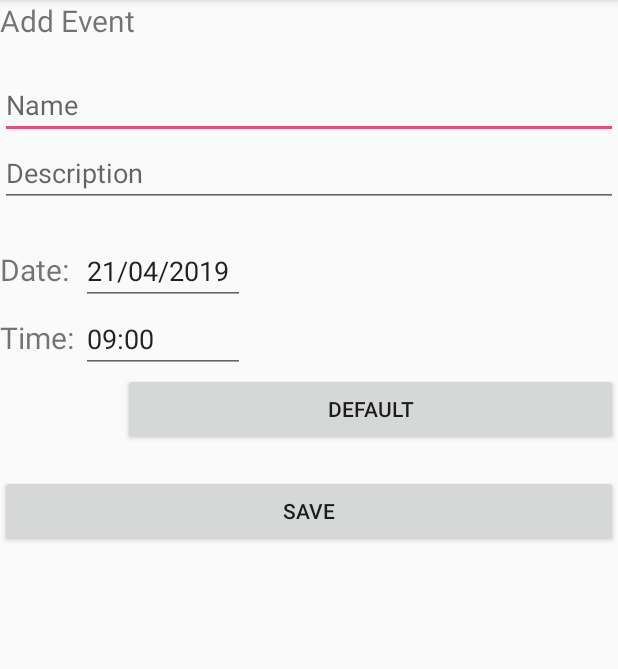
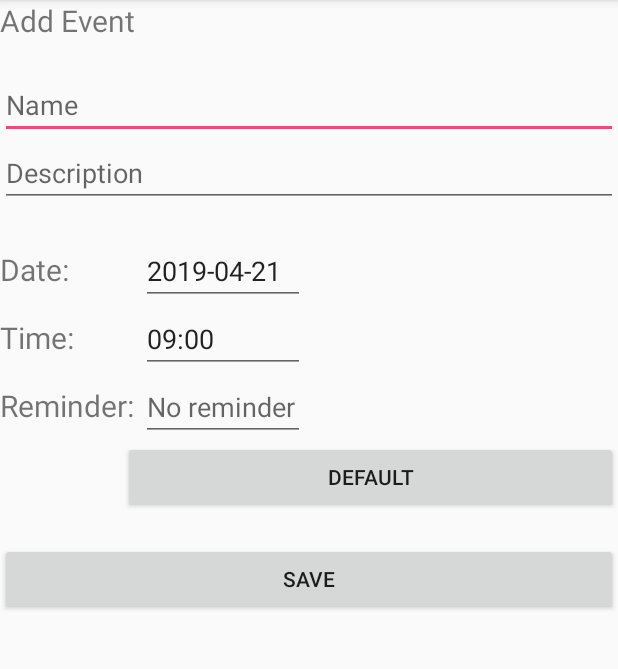
Before and after one commit to jonizei/MyCalendarApp, an Android app: the screen it shows after launch (EventActivity), after a tap on "ADD EVENT", on a phone screen of 412 x 824 dp, the part 84-753 px from its top. Run offline under Robolectric (Android 15) with nearby library versions, the phone set to English and light mode, and no system bars.

Commit message:
User can set reminders

```diff
--- a/app/src/main/AndroidManifest.xml
+++ b/app/src/main/AndroidManifest.xml
@@ -18,6 +18,12 @@
         </activity>
         <activity android:name=".EventActivity" />
         <activity android:name=".EventListActivity" />
+        <receiver android:name=".MyReminderReceiver"
+            android:enabled="true"
+            android:exported="false" />
+        <service android:name=".MyReminderService"
+            android:exported="false"
+            android:permission="android.permission.BIND_JOB_SERVICE" />
     </application>
 
 </manifest>
--- a/app/src/main/java/fi/tuni/mycalendarapp/MainActivity.java
+++ b/app/src/main/java/fi/tuni/mycalendarapp/MainActivity.java
@@ -14,6 +14,7 @@ import android.widget.ListView;
 import android.widget.TextView;
 import android.widget.Toast;
 
+import java.time.LocalDate;
 import java.util.Calendar;
 import java.util.Date;
 import java.util.GregorianCalendar;
@@ -26,11 +27,12 @@ public class MainActivity extends AppCompatActivity {
     private static final int REQUEST_CODE = 1;
 
     private EventRepository eventRepository;
+    private MyNotificationHandler notificationHandler;
 
     private CalendarView calendarView;
     private ListView listDailyEvents;
 
-    private Date selectedDate;
+    private LocalDate selectedDate;
 
     @Override
     protected void onCreate(Bundle savedInstanceState) {
@@ -40,13 +42,17 @@ public class MainActivity extends AppCompatActivity {
 
         eventRepository.setContext(this);
         eventRepository = EventRepository.getInstance();
-        selectedDate = new Date();
+
+        notificationHandler.setContext(this);
+        notificationHandler = MyNotificationHandler.getInstance();
+
+        selectedDate = LocalDate.now();
 
         calendarView = (CalendarView) findViewById(R.id.calendarView);
         listDailyEvents = (ListView) findViewById(R.id.listDailyEvents);
 
         setupListeners();
-        updateEventInfo(new Date());
+        updateEventInfo(selectedDate);
     }
 
     @Override
@@ -77,14 +83,19 @@ public class MainActivity extends AppCompatActivity {
     private void setupListeners() {
 
         calendarView.setOnDateChangeListener((@NonNull CalendarView view, int year, int month, int dayOfMonth) -> {
-            Debug.printConsole(TAG, "setupListeners", "Day: " + dayOfMonth, 3);
-            selectedDate = new GregorianCalendar(year, month, dayOfMonth).getTime();
+            Debug.printConsole(TAG, "setupListeners", "Month: " + month, 3);
+            selectedDate = LocalDate.of(year, month + 1, dayOfMonth);
+            Debug.printConsole(TAG, "setOnChangeListener", "Changed: " + selectedDate.toString(), 2);
             updateEventInfo(selectedDate);
         });
 
     }
 
-    private void updateEventInfo(Date date) {
+    private void updateWeekNumber() {
+
+    }
+
+    private void updateEventInfo(LocalDate date) {
 
         List<Event> eventsByDate = eventRepository.findByDate(date);
 
--- /dev/null
+++ b/app/src/main/java/fi/tuni/mycalendarapp/MyNotificationHandler.java
@@ -0,0 +1,55 @@
+package fi.tuni.mycalendarapp;
+
+import android.app.Notification;
+import android.app.NotificationChannel;
+import android.app.NotificationManager;
+import android.content.Context;
+import android.support.v4.app.NotificationCompat;
+
+public class MyNotificationHandler {
+
+    private static Context context;
+
+    private NotificationManager notificationManager;
+    private NotificationChannel notificationChannel;
+
+    private static int notificationCounter = 1;
+    private static MyNotificationHandler instance;
+
+    private final static String CHANNEL_NAME = "EventNotifications";
+    private final static int CHANNEL_IMPORTANCE = NotificationManager.IMPORTANCE_DEFAULT;
+    private final static String CHANNEL_ID = "EventChannel";
+
+    private MyNotificationHandler() {
+        notificationChannel = new NotificationChannel(CHANNEL_ID, CHANNEL_NAME, CHANNEL_IMPORTANCE);
+        notificationManager = context.getSystemService(NotificationManager.class);
+        notificationManager.createNotificationChannel(notificationChannel);
+    }
+
+    public static void setContext(Context ctx) {
+        context = ctx;
+    }
+
+    public static MyNotificationHandler getInstance() {
+
+        if(instance == null) {
+            instance = new MyNotificationHandler();
+        }
+
+        return instance;
+    }
+
+    public void displayNotification(String title, String text) {
+
+        NotificationCompat.Builder mBuilder = new NotificationCompat.Builder(context, CHANNEL_ID);
+        mBuilder.setSmallIcon(R.mipmap.ic_launcher);
+        mBuilder.setContentTitle(title);
+        mBuilder.setContentText(text);
+
+        Notification notification = mBuilder.build();
+        int mId = notificationCounter++;
+
+        notificationManager.notify(mId, notification);
+    }
+
+}
--- a/app/src/main/res/layout/activity_event.xml
+++ b/app/src/main/res/layout/activity_event.xml
@@ -67,6 +67,22 @@
                 android:hint="hh:mm" />
         </TableRow>
 
+        <TableRow
+            android:layout_width="match_parent"
+            android:layout_height="wrap_content">
+            <TextView
+                android:layout_width="wrap_content"
+                android:layout_height="wrap_content"
+                android:textSize="20sp"
+                android:text="Reminder: "/>
+
+            <EditText
+                android:id="@+id/inputReminder"
+                android:layout_width="match_parent"
+                android:layout_height="wrap_content"
+                android:hint="No reminder" />
+        </TableRow>
+
     </TableLayout>
 
     <TableLayout
```
Also changed, not shown: app/src/main/java/fi/tuni/mycalendarapp/Event.java (+12 -11 lines), app/src/main/java/fi/tuni/mycalendarapp/EventActivity.java (+137 -11 lines), app/src/main/java/fi/tuni/mycalendarapp/EventDatabaseAdapter.java (+7 -5 lines), app/src/main/java/fi/tuni/mycalendarapp/EventListActivity.java (+5 -3 lines), app/src/main/java/fi/tuni/mycalendarapp/EventRepository.java (+5 -27 lines), app/src/main/java/fi/tuni/mycalendarapp/MyReminder.java (added, +61 -0 lines), app/src/main/java/fi/tuni/mycalendarapp/MyReminderReceiver.java (added, +38 -0 lines), app/src/main/java/fi/tuni/mycalendarapp/MyReminderService.java (added, +56 -0 lines), app/src/main/java/fi/tuni/mycalendarapp/Utils.java (added, +80 -0 lines).
